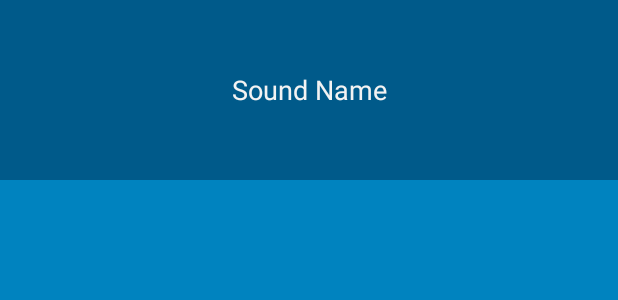
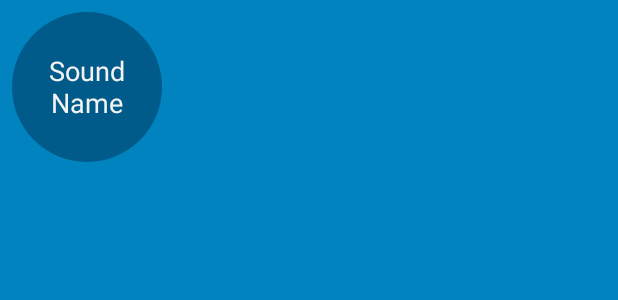
Before and after one commit to AIRAT1/BeatBox, an Android app: the layout list_item_sound.xml on its own in the app's theme, with its tools: preview values and no code run, on a phone screen of 412 x 824 dp. Shown: the top 300 px of the screen. Run offline under Robolectric (Android 15) with nearby library versions, the phone set to English and light mode, and no system bars.

Commit message:
complete 406

```diff
--- /dev/null
+++ b/app/src/main/res/drawable/button_beat_box.xml
@@ -0,0 +1,6 @@
+<?xml version="1.0" encoding="utf-8"?>
+<selector xmlns:android="http://schemas.android.com/apk/res/android">
+    <item android:drawable="@drawable/button_beat_box_pressed"
+          android:state_pressed="true"/>
+    <item android:drawable="@drawable/button_beat_box_normal"/>
+</selector>
--- /dev/null
+++ b/app/src/main/res/drawable/button_beat_box_normal.xml
@@ -0,0 +1,7 @@
+<?xml version="1.0" encoding="utf-8"?>
+<shape xmlns:android="http://schemas.android.com/apk/res/android"
+    android:shape="oval">
+
+    <solid android:color="@color/dark_blue"/>
+
+</shape>
--- /dev/null
+++ b/app/src/main/res/drawable/button_beat_box_pressed.xml
@@ -0,0 +1,20 @@
+<?xml version="1.0" encoding="utf-8"?>
+<layer-list xmlns:android="http://schemas.android.com/apk/res/android">
+
+    <item>
+        <shape
+            android:shape="oval">
+            <solid android:color="@color/red"/>
+        </shape>
+    </item>
+
+    <item>
+        <shape
+            android:shape="oval">
+            <stroke
+                android:width="4dp"
+                android:color="@color/dark_red"/>
+        </shape>
+    </item>
+
+</layer-list>
--- a/app/src/main/res/layout/list_item_sound.xml
+++ b/app/src/main/res/layout/list_item_sound.xml
@@ -1,7 +1,15 @@
 <?xml version="1.0" encoding="utf-8"?>
-<Button xmlns:android="http://schemas.android.com/apk/res/android"
+<FrameLayout xmlns:android="http://schemas.android.com/apk/res/android"
+             xmlns:tools="http://schemas.android.com/tools"
+             android:layout_width="wrap_content"
+             android:layout_height="wrap_content"
+             android:layout_margin="8dp">
+
+    <Button
         android:id="@+id/list_item_sound_button"
-        android:layout_width="match_parent"
-        android:layout_height="120dp"
-        android:text="Sound Name"
-        android:textAllCaps="false"/>
+        android:layout_width="100dp"
+        android:layout_height="100dp"
+        android:layout_gravity="center"
+        android:textAllCaps="false"
+        tools:text="Sound Name"/>
+</FrameLayout>
--- a/app/src/main/res/values/styles.xml
+++ b/app/src/main/res/values/styles.xml
@@ -10,7 +10,7 @@
     </style>
 
     <style name="BeatBoxButton" parent="android:style/Widget.Holo.Button">
-        <item name="android:background">@color/dark_blue</item>
+        <item name="android:background">@drawable/button_beat_box</item>
     </style>
 
 </resources>
```
